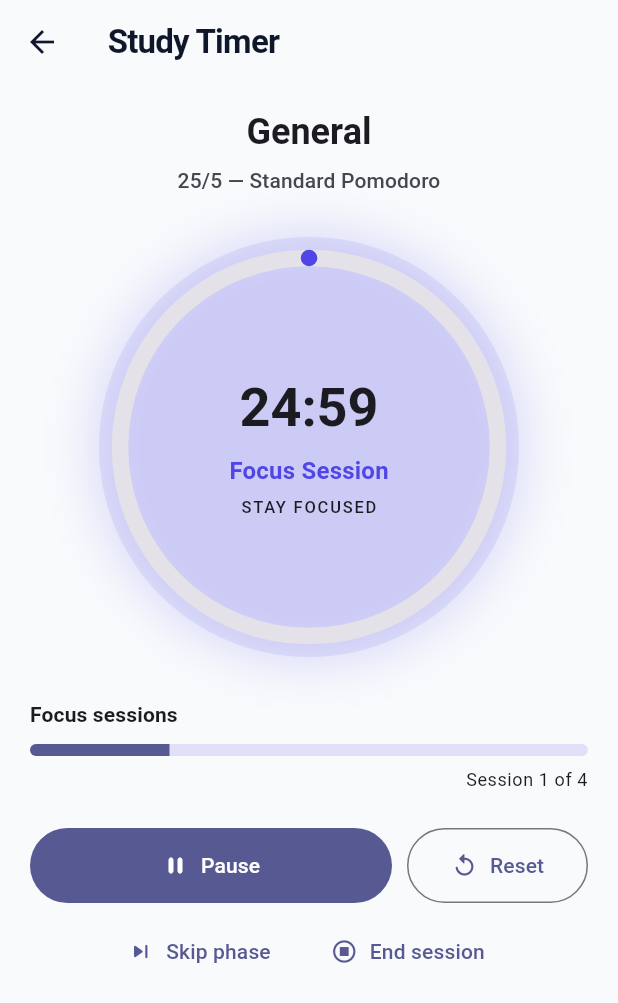
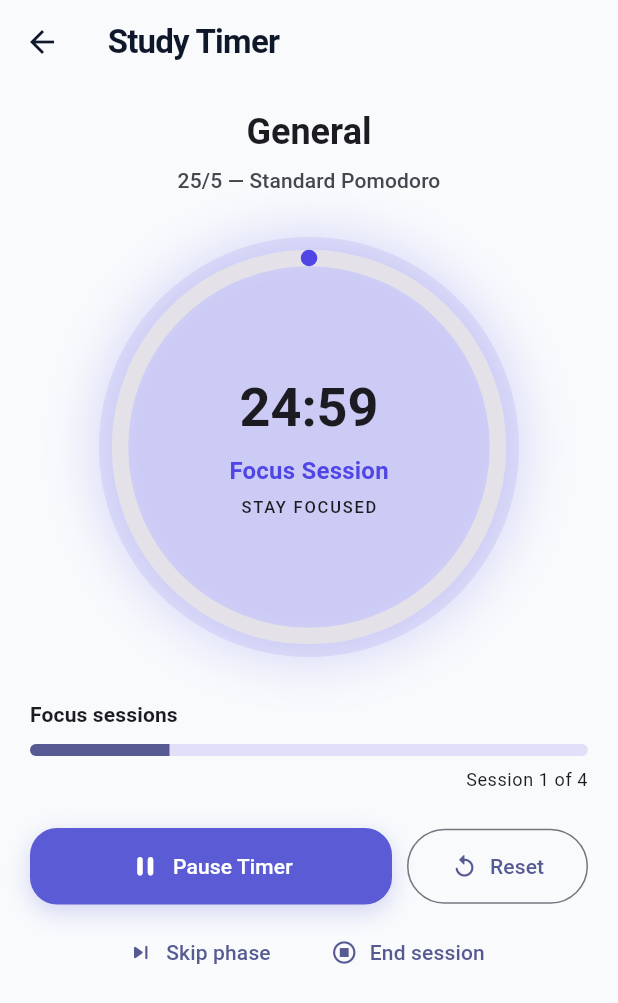
Before and after one commit to Arjay350/Reminder-Hub-, a Flutter app: the StudyTimerScreen screen opened directly, after a tap on "Start Study Session", on a phone screen of 412 x 824 dp. Shown: the top 1003 px of the screen. Run offline on Flutter 3.47's test engine with Material 3 defaults, Android fonts, the phone set to English and light mode, and no system bars; our stand-ins replace file_picker, flutter_local_notifications, flutter_secure_storage, flutter_staggered_animations, flutter_timezone, hive_flutter and 4 more; accounts and stored records are empty.

Commit message:
UI improvements for Pause Timer

```diff
--- a/lib/screens/study/study_dashboard_screen.dart
+++ b/lib/screens/study/study_dashboard_screen.dart
@@ -1245,17 +1245,9 @@ class _StudyTimerScreenState extends State<StudyTimerScreen> {
                 children: [
                   Expanded(
                     flex: 2,
-                    child: FilledButton.icon(
+                    child: _TimerControlButton(
+                      isRunning: state.isRunning,
                       onPressed: state.isRunning ? _pause : _resume,
-                      icon: Icon(
-                        state.isRunning
-                            ? Icons.pause_rounded
-                            : Icons.play_arrow_rounded,
-                      ),
-                      label: Text(state.isRunning ? 'Pause' : 'Resume'),
-                      style: FilledButton.styleFrom(
-                        padding: const EdgeInsets.symmetric(vertical: 15),
-                      ),
                     ),
                   ),
                   const SizedBox(width: 10),
@@ -1404,3 +1396,93 @@ class _StudyTimerScreenState extends State<StudyTimerScreen> {
     );
   }
 }
+
+class _TimerControlButton extends StatefulWidget {
+  const _TimerControlButton({
+    required this.isRunning,
+    required this.onPressed,
+  });
+
+  final bool isRunning;
+  final VoidCallback onPressed;
+
+  @override
+  State<_TimerControlButton> createState() => _TimerControlButtonState();
+}
+
+class _TimerControlButtonState extends State<_TimerControlButton> {
+  bool _pressed = false;
+
+  void _setPressed(bool value) {
+    if (_pressed != value) setState(() => _pressed = value);
+  }
+
+  @override
+  Widget build(BuildContext context) {
+    final label = widget.isRunning ? 'Pause Timer' : 'Resume Timer';
+    final icon = widget.isRunning
+        ? Icons.pause_rounded
+        : Icons.play_arrow_rounded;
+
+    return Listener(
+      onPointerDown: (_) => _setPressed(true),
+      onPointerUp: (_) => _setPressed(false),
+      onPointerCancel: (_) => _setPressed(false),
+      child: AnimatedScale(
+        scale: _pressed ? .97 : 1,
+        duration: const Duration(milliseconds: 110),
+        curve: Curves.easeOutCubic,
+        child: Container(
+          decoration: BoxDecoration(
+            borderRadius: BorderRadius.circular(18),
+            boxShadow: [
+              BoxShadow(
+                color: const Color(0xFF5B5BD6).withValues(alpha: .24),
+                blurRadius: 13,
+                offset: const Offset(0, 5),
+              ),
+            ],
+          ),
+          child: FilledButton.icon(
+            onPressed: widget.onPressed,
+            icon: AnimatedSwitcher(
+              duration: const Duration(milliseconds: 180),
+              transitionBuilder: (child, animation) => ScaleTransition(
+                scale: animation,
+                child: FadeTransition(opacity: animation, child: child),
+              ),
+              child: Icon(icon, key: ValueKey(icon), size: 21),
+            ),
+            label: AnimatedSwitcher(
+              duration: const Duration(milliseconds: 180),
+              transitionBuilder: (child, animation) => FadeTransition(
+                opacity: animation,
+                child: SlideTransition(
+                  position: Tween<Offset>(
+                    begin: const Offset(0, .12),
+                    end: Offset.zero,
+                  ).animate(animation),
+                  child: child,
+                ),
+              ),
+              child: Text(
+                label,
+                key: ValueKey(label),
+                maxLines: 1,
+                overflow: TextOverflow.ellipsis,
+              ),
+            ),
+            style: FilledButton.styleFrom(
+              backgroundColor: const Color(0xFF5B5BD6),
+              foregroundColor: Colors.white,
+              padding: const EdgeInsets.symmetric(vertical: 15),
+              shape: RoundedRectangleBorder(
+                borderRadius: BorderRadius.circular(18),
+              ),
+            ),
+          ),
+        ),
+      ),
+    );
+  }
+}
```
